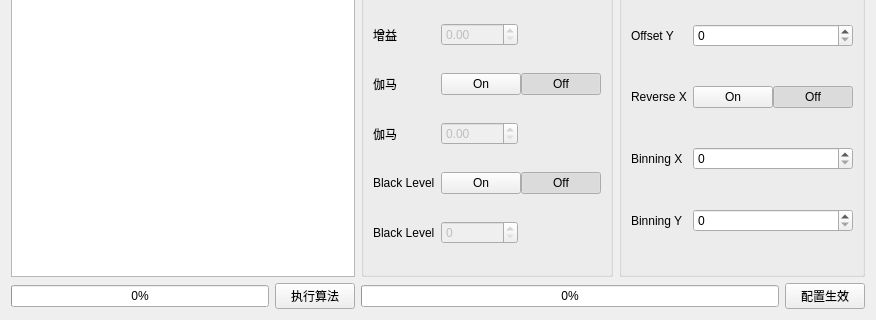
Old version of the form UIModular/MainWindow/FunctionWidget/ImagingWidget/ImagingWidgetUI.ui in the repository EddyXieFalcon/ColorAnalyst; both pictures show x 0 to 876 and y 235 to 555 of the 876 by 555 pixel window.
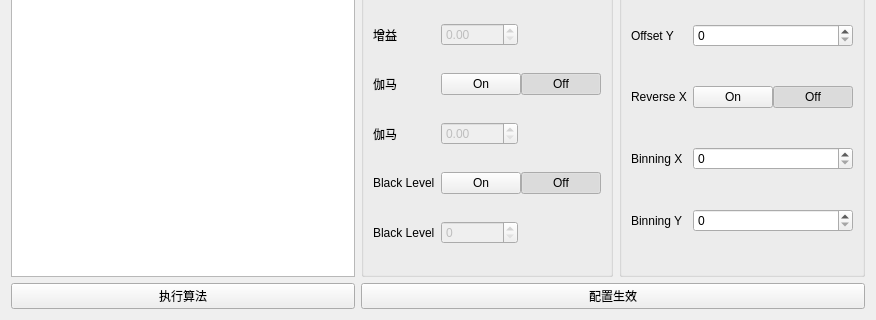
New version of the form.

Patch:
```diff
--- a/UIModular/MainWindow/FunctionWidget/ImagingWidget/ImagingWidgetUI.ui
+++ b/UIModular/MainWindow/FunctionWidget/ImagingWidget/ImagingWidgetUI.ui
@@ -64,13 +64,6 @@
      </item>
      <item>
       <layout class="QHBoxLayout" name="horizontalLayout_16">
-       <item>
-        <widget class="QProgressBar" name="progressBarForAlgorithm">
-         <property name="value">
-          <number>0</number>
-         </property>
-        </widget>
-       </item>
        <item>
         <widget class="QPushButton" name="btnDoAlgorithm">
          <property name="text">
@@ -540,13 +533,6 @@
      </item>
      <item>
       <layout class="QHBoxLayout" name="horizontalLayout_14">
-       <item>
-        <widget class="QProgressBar" name="progressBarForSetting">
-         <property name="value">
-          <number>0</number>
-         </property>
-        </widget>
-       </item>
        <item>
         <widget class="QPushButton" name="btnDoActivite">
          <property name="text">
```
Left out of the diff: 4 changed lines with no effect on the pictures.
